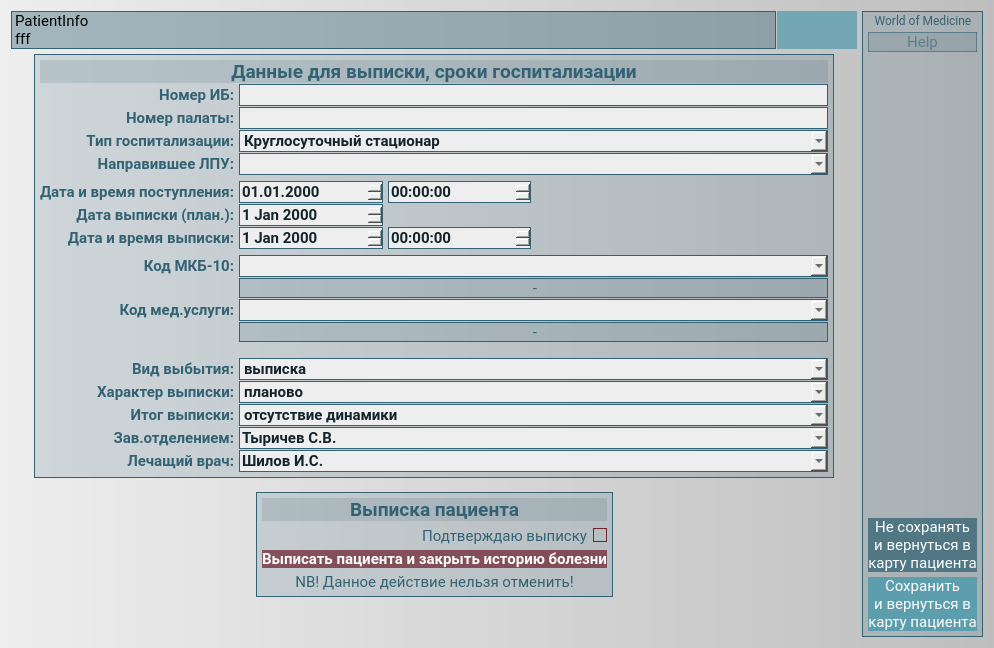
Spike2250/WoM, file wom/GUI/UI/common/Discharge_details.ui: the form before one commit.
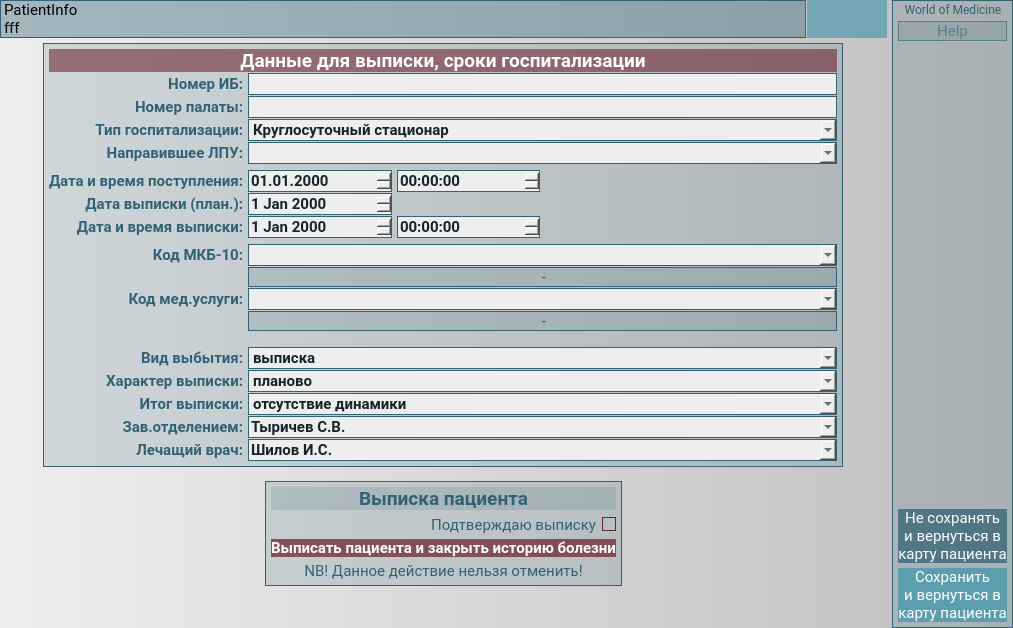
The form after the commit. Icons and pictures are not drawn.

```diff
--- a/wom/GUI/UI/common/Discharge_details.ui
+++ b/wom/GUI/UI/common/Discharge_details.ui
@@ -6,8 +6,8 @@
    <rect>
     <x>0</x>
     <y>0</y>
-    <width>994</width>
-    <height>648</height>
+    <width>1013</width>
+    <height>628</height>
    </rect>
   </property>
   <property name="windowTitle">
@@ -18,11 +18,39 @@
 font-family: Roboto;</string>
   </property>
   <layout class="QVBoxLayout" name="verticalLayout">
+   <property name="spacing">
+    <number>0</number>
+   </property>
+   <property name="leftMargin">
+    <number>0</number>
+   </property>
+   <property name="topMargin">
+    <number>0</number>
+   </property>
+   <property name="rightMargin">
+    <number>0</number>
+   </property>
+   <property name="bottomMargin">
+    <number>0</number>
+   </property>
    <item>
+    <widget class="QFrame" name="main">
     <layout class="QHBoxLayout" name="horizontalLayout_2">
      <property name="spacing">
       <number>5</number>
      </property>
+      <property name="leftMargin">
+       <number>0</number>
+      </property>
+      <property name="topMargin">
+       <number>0</number>
+      </property>
+      <property name="rightMargin">
+       <number>0</number>
+      </property>
+      <property name="bottomMargin">
+       <number>0</number>
+      </property>
      <item>
       <layout class="QGridLayout" name="gridLayout_3">
        <property name="spacing">
@@ -11677,11 +11705,12 @@
           <item row="0" column="0" colspan="5">
            <widget class="QLabel" name="label">
             <property name="styleSheet">
-             <string notr="true">color: #326273;
+              <string notr="true">color: White;
 font-weight: bold;
 font-size: 14pt;
-background-color: rgba(50, 98, 115, 40);
-border: none;</string>
+background-color: rgba(112, 38, 50, 150);
+border: none;
+</string>
             </property>
             <property name="text">
              <string>Данные для выписки, сроки госпитализации</string>
@@ -13813,6 +13842,7 @@
       </widget>
      </item>
     </layout>
+    </widget>
    </item>
   </layout>
  </widget>
```
Left out of the diff: 25 changed lines with no effect on the pictures. Lines whose indentation alone changed are shown as unchanged.
